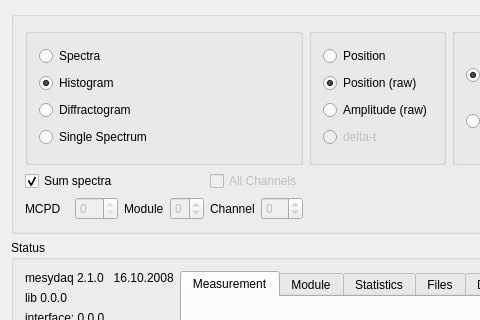
Qt form qmesydaq/mainwidget.ui (flueke/qmesydaq) before a commit; both pictures show x 0 to 480 and y 0 to 320 of the 858 by 684 pixel window.
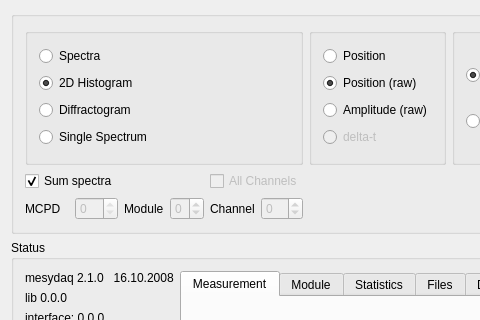
The same form after that commit. Custom widgets are drawn as their Qt base class.

Commit message:
[GUI] Change the plot description depending on displayed data
Fixes: #1358
Fixes: #197

The edit to the form file:
```diff
--- a/qmesydaq/mainwidget.ui
+++ b/qmesydaq/mainwidget.ui
@@ -111,7 +111,7 @@
            <item row="1" column="0">
             <widget class="QRadioButton" name="dispHistogram">
              <property name="text">
-              <string>Histogram</string>
+              <string>2D Histogram</string>
              </property>
              <property name="shortcut">
               <string/>
```
The commit also changes 2 other files.
